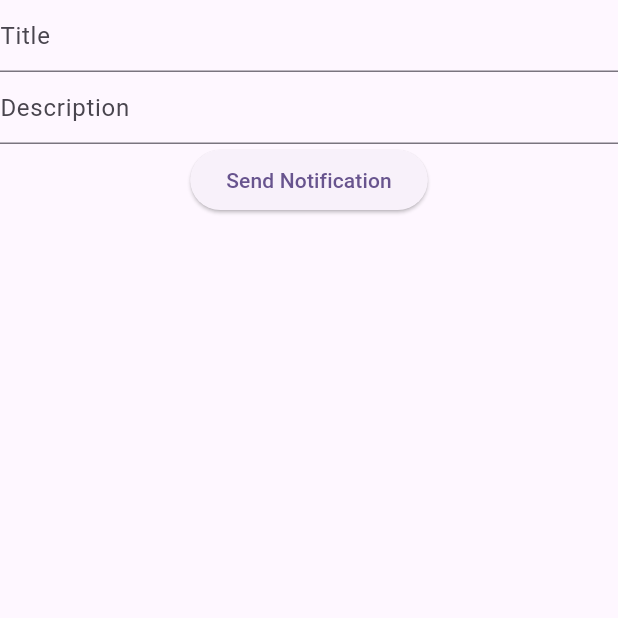
After one commit to pranave2003/iot_realtime, a Flutter app: the SendScreen screen opened directly, after a tap on "Send Notification", on a phone screen of 412 x 824 dp, the top half of it. The commit adds this screen. Run offline on Flutter 3.47's test engine with Material 3 defaults, Android fonts, the phone set to English and light mode, and no system bars; our stand-ins replace firebase_core, firebase_database; missing offline and left inert: onesignal_flutter; accounts and stored records are empty; network calls fail.

Commit message:
one signal push notification

```diff
--- /dev/null
+++ b/lib/Send Notification/Keys/Keys.dart
@@ -0,0 +1,5 @@
+class Apikeys {
+  static String Apikey =
+      "os_v2_app_7zghpfi5pfgw5muimh74aszktdmhdrxhvb3eat4peeskwkqjcorvcahfnmo36bg77pknd5tyvhilzvsfd6aeq3ylsj2foc3bk23crby";
+  static String Appid = "fe4c7795-1d79-4d6e-b288-61ffc04b2a98";
+}
--- /dev/null
+++ b/lib/Send Notification/Screen/Send_screen.dart
@@ -0,0 +1,38 @@
+import 'package:flutter/material.dart';
+
+import '../Services/Notificationservice.dart';
+
+class SendScreen extends StatefulWidget {
+  const SendScreen({super.key});
+
+  @override
+  State<SendScreen> createState() => _SendScreenState();
+}
+
+class _SendScreenState extends State<SendScreen> {
+  TextEditingController title = TextEditingController();
+  TextEditingController description = TextEditingController();
+  @override
+  Widget build(BuildContext context) {
+    return Scaffold(
+      body: Column(
+        children: [
+          TextFormField(
+            decoration: const InputDecoration(hintText: "Title"),
+            controller: title,
+          ),
+          TextFormField(
+            decoration: const InputDecoration(hintText: "Description"),
+            controller: description,
+          ),
+          ElevatedButton(
+              onPressed: () async {
+                await NotificationService()
+                    .Sendnotification(title.text, description.text);
+              },
+              child: const Text("Send Notification"))
+        ],
+      ),
+    );
+  }
+}
--- /dev/null
+++ b/lib/Send Notification/Services/Notificationservice.dart
@@ -0,0 +1,71 @@
+import 'dart:convert';
+
+import 'package:http/http.dart' as http;
+import 'package:ios/Send%20Notification/Keys/Keys.dart';
+
+class NotificationService {
+  String Url = 'https://api.onesignal.com/notifications?c=push';
+  Sendnotification(String title, String description) async {
+    try {
+      var response = await http.post(Uri.parse(Url),
+          headers: {
+            "Authorization": "Key ${Apikeys.Apikey}",
+            "content-type": "application/json",
+            "accept": "application/json"
+          },
+          body: jsonEncode({
+            "app_id": Apikeys.Appid,
+            "contents": {
+              "en": description,
+            },
+            "included_segments": ['Total Subscriptions'],
+            "headings": {"en": title},
+            "subtitle": {"en": "Sub title"},
+            "data": {"screen": "/category"},
+            "small_icon": "Assets/img.png",
+            "big_picture":
+                "https://static.vecteezy.com/system/resources/thumbnails/025/181/412/small/picture-a-captivating-scene-of-a-tranquil-lake-at-sunset-ai-generative-photo.jpg",
+          }));
+      if (response.statusCode == 200) {
+        print("Notification send successfully ${response.body}");
+      } else {
+        print(
+            "Notification faild  with status code ${response.statusCode} and message is ${response.body}");
+      }
+    } on Exception catch (e) {
+      print("Error Occured : $e");
+    }
+  }
+
+  Sendnotificationtoperson(String title, String description) async {
+    try {
+      var response = await http.post(Uri.parse(Url),
+          headers: {
+            "Authorization": "Key ${Apikeys.Apikey}",
+            "content-type": "application/json",
+            "accept": "application/json"
+          },
+          body: jsonEncode({
+            "app_id": Apikeys.Appid,
+            "contents": {
+              "en": description,
+            },
+            "included_segments": ['Total Subscriptions'],
+            "headings": {"en": title},
+            "subtitle": {"en": "Sub title"},
+            "data": {"screen": "/category"},
+            "small_icon": "Assets/img.png",
+            "big_picture":
+                "https://static.vecteezy.com/system/resources/thumbnails/025/181/412/small/picture-a-captivating-scene-of-a-tranquil-lake-at-sunset-ai-generative-photo.jpg",
+          }));
+      if (response.statusCode == 200) {
+        print("Notification send successfully ${response.body}");
+      } else {
+        print(
+            "Notification faild  with status code ${response.statusCode} and message is ${response.body}");
+      }
+    } on Exception catch (e) {
+      print("Error Occured : $e");
+    }
+  }
+}
--- /dev/null
+++ b/lib/Sendmain.dart
@@ -0,0 +1,31 @@
+import 'package:firebase_core/firebase_core.dart';
+import 'package:flutter/material.dart';
+
+import 'firebase_options.dart';
+import 'Send Notification/Screen/Send_screen.dart';
+
+Future<void> main() async {
+  WidgetsFlutterBinding.ensureInitialized();
+  await Firebase.initializeApp(
+    options: DefaultFirebaseOptions.currentPlatform,
+  );
+  runApp(MyApp());
+}
+
+class MyApp extends StatelessWidget {
+  const MyApp({super.key});
+
+  // This widget is the root of your application.
+  @override
+  Widget build(BuildContext context) {
+    return MaterialApp(
+      debugShowCheckedModeBanner: false,
+      title: 'Flutter Demo',
+      theme: ThemeData(
+        colorScheme: ColorScheme.fromSeed(seedColor: Colors.deepPurple),
+        useMaterial3: true,
+      ),
+      home: SendScreen(),
+    );
+  }
+}
```
Also changed, not shown: lib/Onesignal/Home_screen.dart (added, +15 -0 lines), lib/controll_light_speed.dart (+6 -4 lines), lib/fireworks/Catogory.dart (added, +30 -0 lines), lib/fireworks/fireworks.dart (added, +252 -0 lines), lib/main.dart (+45 -3 lines), lib/onoff.dart (+12 -10 lines), pubspec.yaml (+4 -3 lines), Assets/img.png (added), Assets/img_1.png (added), Assets/img_2.png (added), pubspec.lock, 6 other files.
